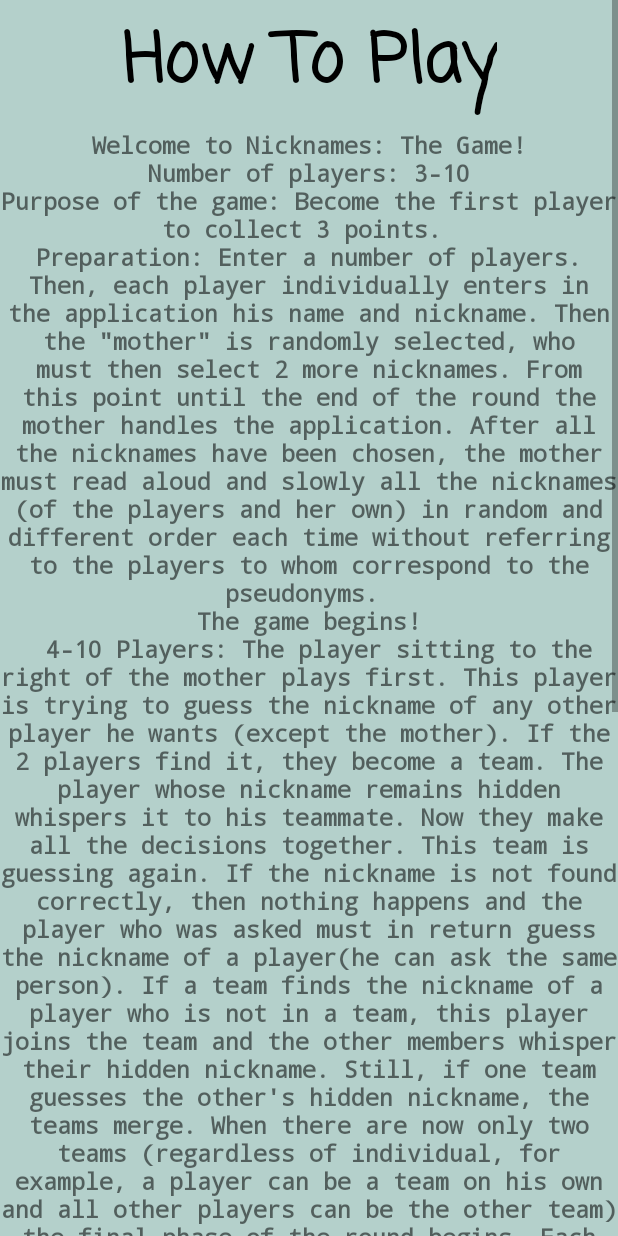
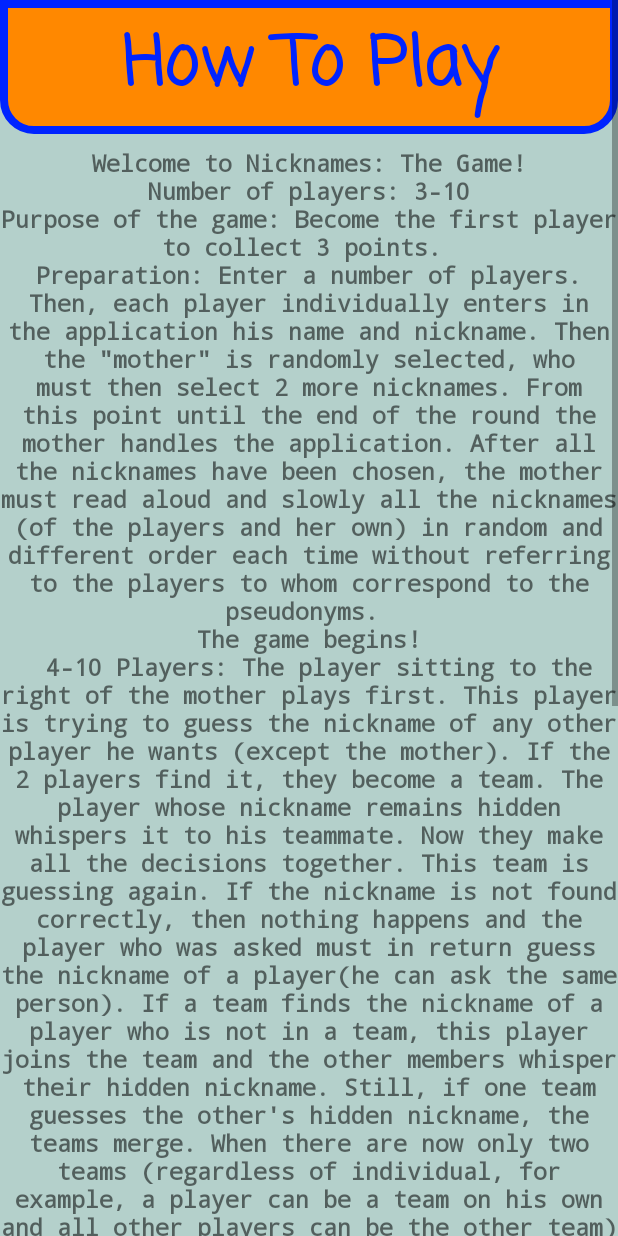
Before and after one commit to manolasn/AndroidProject, an Android app: the HowToPlay screen opened directly, with no data from a screen before it, on a phone screen of 412 x 824 dp. Run offline under Robolectric (Android 15) with nearby library versions, the phone set to English and light mode, and no system bars.

Commit message:
Material design and coloring  ! (+nickname hint+suggestion on username+melting effect)

```diff
--- a/app/src/main/res/layout/activity_main.xml
+++ b/app/src/main/res/layout/activity_main.xml
@@ -73,6 +73,7 @@
             android:layout_height="wrap_content"
             android:background="@color/colorPrimary"
             android:fontFamily="casual"
+            android:paddingBottom="10dp"
             android:text="@string/nicknames_the_game"
             android:textAlignment="center"
             android:textAppearance="@style/TextAppearance.AppCompat.Display3"
@@ -98,7 +99,7 @@
             app:layout_constraintStart_toStartOf="parent"
             app:layout_constraintTop_toBottomOf="@+id/button_leaderboard"
             app:layout_constraintVertical_bias="0.0"
-            app:srcCompat="@android:drawable/ic_lock_silent_mode" />
+            style="@style/Widget.MaterialComponents.Button.TextButton"/>
 
         <ImageButton
             android:id="@+id/button_play"
--- a/app/src/main/res/layout/help.xml
+++ b/app/src/main/res/layout/help.xml
@@ -15,14 +15,14 @@
 
         <TextView
             android:id="@+id/textview_first"
-            android:layout_width="wrap_content"
+            android:layout_width="0dp"
             android:layout_height="wrap_content"
-            android:layout_marginTop="8dp"
+            android:background="@drawable/text_coustom_outline"
             android:fontFamily="casual"
             android:text="@string/how_to_play"
             android:textAlignment="center"
             android:textAppearance="@style/TextAppearance.AppCompat.Display2"
-            android:textColor="#000000"
+            android:textColor="@color/colorPrimaryDark"
             android:textSize="45sp"
             android:textStyle="bold"
             app:layout_constraintBottom_toBottomOf="parent"
```
